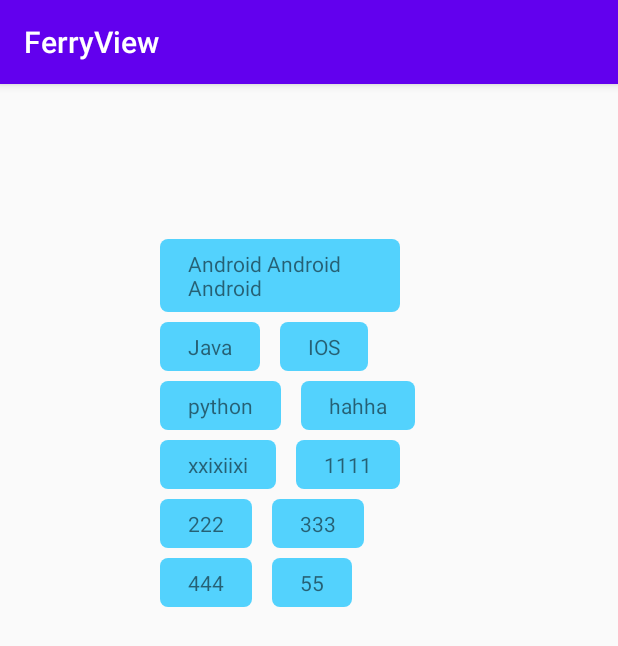
After one commit to shishaoyan/FerryView, an Android app: the FlowLayoutActivity screen opened directly, with no data from a screen before it, on a phone screen of 412 x 824 dp. The commit adds this screen. Shown: the top 646 px of the screen. Run offline under Robolectric (Android 15) with nearby library versions, the phone set to English and light mode, and no system bars.

Commit message:
change:优化 flowlayout

```diff
--- a/app/src/main/AndroidManifest.xml
+++ b/app/src/main/AndroidManifest.xml
@@ -9,7 +9,8 @@
         android:roundIcon="@mipmap/ic_launcher_round"
         android:supportsRtl="true"
         android:theme="@style/AppTheme">
-        <activity android:name=".ProcessViewActivity"></activity>
+        <activity android:name=".flowlayout.FlowLayoutActivity"></activity>
+        <activity android:name=".progressview.ProcessViewActivity" />
         <activity android:name=".MainActivity">
             <intent-filter>
                 <action android:name="android.intent.action.MAIN" />
--- a/app/src/main/java/com/ssy/ferryview/MainActivity.java
+++ b/app/src/main/java/com/ssy/ferryview/MainActivity.java
@@ -5,7 +5,9 @@ import androidx.appcompat.app.AppCompatActivity;
 import android.content.Intent;
 import android.os.Bundle;
 import android.view.View;
-import android.widget.SeekBar;
+
+import com.ssy.ferryview.flowlayout.FlowLayoutActivity;
+import com.ssy.ferryview.progressview.ProcessViewActivity;
 
 public class MainActivity extends AppCompatActivity implements View.OnClickListener {
     @Override
@@ -13,6 +15,7 @@ public class MainActivity extends AppCompatActivity implements View.OnClickListe
         super.onCreate(savedInstanceState);
         setContentView(R.layout.activity_main);
         findViewById(R.id.btn_process).setOnClickListener(this);
+        findViewById(R.id.btn_flowlayout).setOnClickListener(this);
 
     }
 
@@ -23,6 +26,10 @@ public class MainActivity extends AppCompatActivity implements View.OnClickListe
                 Intent intent = new Intent(MainActivity.this, ProcessViewActivity.class);
                 startActivity(intent);
                 break;
+                case R.id.btn_flowlayout:
+                Intent intent1 = new Intent(MainActivity.this, FlowLayoutActivity.class);
+                startActivity(intent1);
+                break;
         }
     }
 }
--- /dev/null
+++ b/app/src/main/java/com/ssy/ferryview/flowlayout/FlowLayout.java
@@ -0,0 +1,133 @@
+package com.ssy.ferryview.flowlayout;
+
+import android.content.Context;
+import android.graphics.Rect;
+import android.util.AttributeSet;
+import android.util.SparseArray;
+import android.view.MotionEvent;
+import android.view.View;
+import android.view.ViewGroup;
+
+public class FlowLayout extends ViewGroup {
+    private Context context;
+    private SparseArray<Rect> rects;
+    private OnItemListener onItemListener;
+    int index = -1;
+
+    public FlowLayout(Context context) {
+        this(context, null);
+    }
+
+    public FlowLayout(Context context, AttributeSet attrs) {
+        super(context, attrs);
+        this.context = context;
+        rects = new SparseArray<>();
+    }
+
+
+    @Override
+    protected void onMeasure(int widthMeasureSpec, int heightMeasureSpec) {
+        super.onMeasure(widthMeasureSpec, heightMeasureSpec);
+
+
+        int measureWidth = 0;
+        int measureHeight = 0;
+
+        int modeWidth = MeasureSpec.getMode(widthMeasureSpec);
+        int modeHeight = MeasureSpec.getMode(heightMeasureSpec);
+
+        int sizeWidth = MeasureSpec.getSize(widthMeasureSpec);
+        int sizeHeight = MeasureSpec.getSize(heightMeasureSpec);
+
+        int allChildWidth = 0;
+        int allChildHeight = 0;
+        int maxChildWidth = 0;
+        int maxChildHeight = 0;
+
+        MarginLayoutParams marginLayoutParams;
+        for (int i = 0; i < getChildCount(); i++) {
+
+            int childLeft = 0;
+            int childTop = 0;
+            View childView = getChildAt(i);
+
+            measureChild(childView, widthMeasureSpec, heightMeasureSpec);
+            marginLayoutParams = (MarginLayoutParams) childView.getLayoutParams();
+            int childWidth = marginLayoutParams.leftMargin + marginLayoutParams.rightMargin + childView.getMeasuredWidth();
+            int childHeight = marginLayoutParams.topMargin + marginLayoutParams.bottomMargin + childView.getMeasuredHeight();
+
+            if (i == 0) {
+                allChildHeight += childHeight;
+                maxChildHeight = Math.max(allChildHeight, maxChildHeight);
+            }
+            if (allChildWidth + childWidth > sizeWidth - getPaddingRight() - getPaddingLeft()) {
+                maxChildWidth = Math.max(maxChildWidth, allChildWidth);
+                allChildWidth = 0;
+                allChildHeight += childHeight;
+                maxChildHeight = Math.max(allChildHeight, maxChildHeight);
+            }
+
+            childLeft = allChildWidth + marginLayoutParams.leftMargin;
+            allChildWidth += childWidth;
+            maxChildWidth = Math.max(maxChildWidth, allChildWidth);
+
+            childTop = allChildHeight - childHeight + marginLayoutParams.topMargin;
+
+
+            rects.put(i, new Rect(childLeft, childTop, childLeft + childView.getMeasuredWidth(), childTop + childView.getMeasuredHeight()));
+        }
+
+        setMeasuredDimension(maxChildWidth, maxChildHeight);
+    }
+
+    @Override
+    public boolean onTouchEvent(MotionEvent event) {
+        switch (event.getAction()) {
+            case MotionEvent.ACTION_DOWN:
+                index = touchInIndex(event);
+                break;
+            case MotionEvent.ACTION_UP:
+                if (onItemListener != null && index != -1) {
+                    onItemListener.onItemClick(index);
+                }
+                index = -1;
+                break;
+        }
+
+
+        return true;
+    }
+
+    private int touchInIndex(MotionEvent event) {
+        int x = (int) event.getX();
+        int y = (int) event.getY();
+
+        for (int i = 0; i < rects.size(); i++) {
+            Rect rect = rects.get(i);
+            if (x > rect.left && x < rect.right && y > rect.top && y < rect.bottom) {
+                return i;
+            }
+        }
+        return -1;
+    }
+
+    @Override
+    protected void onLayout(boolean changed, int l, int t, int r, int b) {
+
+        for (int i = 0; i < getChildCount(); i++) {
+            View childView = getChildAt(i);
+            Rect rect = rects.get(i);
+            childView.layout(rect.left, rect.top, rect.right, rect.bottom);
+        }
+
+    }
+
+    public interface OnItemListener {
+        void onItemClick(int index);
+    }
+
+    public void setOnItemListener(OnItemListener onItemListener) {
+        this.onItemListener = onItemListener;
+    }
+
+}
--- /dev/null
+++ b/app/src/main/java/com/ssy/ferryview/flowlayout/FlowLayoutActivity.java
@@ -0,0 +1,59 @@
+package com.ssy.ferryview.flowlayout;
+
+import androidx.appcompat.app.AppCompatActivity;
+
+import android.os.Bundle;
+import android.util.Log;
+import android.view.View;
+import android.view.ViewGroup;
+import android.widget.LinearLayout;
+import android.widget.TextView;
+
+import com.ssy.ferryview.R;
+
+import java.util.ArrayList;
+import java.util.List;
+
+public class FlowLayoutActivity extends AppCompatActivity {
+    private static final String TAG = FlowLayoutActivity.class.getSimpleName();
+    private List<String> list=new ArrayList<>();
+    @Override
+    protected void onCreate(Bundle savedInstanceState) {
+        super.onCreate(savedInstanceState);
+        setContentView(R.layout.activity_flow_layout);
+        for (int i = 0; i <1; i++) {
+            list.add("Android Android Android");
+            list.add("Java");
+            list.add("IOS");
+            list.add("python");
+            list.add("hahha");
+            list.add("xxixiixi");
+            list.add("1111");
+            list.add("222");
+            list.add("333");
+            list.add("444");
+            list.add("55");
+        }
+        FlowLayout flowLayout = findViewById(R.id.flowlayout);
+        flowLayout.setOnItemListener(new FlowLayout.OnItemListener() {
+            @Override
+            public void onItemClick(int index) {
+                Log.e(TAG,"index:"+index+":"+list.get(index));
+            }
+        });
+        LinearLayout.LayoutParams layoutParams = new LinearLayout.LayoutParams(ViewGroup.LayoutParams.WRAP_CONTENT, ViewGroup.LayoutParams.WRAP_CONTENT);
+        layoutParams.setMargins(10, 5, 10, 5);
+        if (flowLayout != null) {
+            flowLayout.removeAllViews();
+        }
+        for (int i = 0; i < list.size(); i++) {
+            TextView tv = new TextView(this);
+            tv.setPadding(28, 10, 28, 10);
+            tv.setText(list.get(i));
+            tv.setMaxEms(10);
+            tv.setBackgroundResource(R.drawable.btn_bg);
+            tv.setLayoutParams(layoutParams);
+            flowLayout.addView(tv, layoutParams);
+        }
+    }
+}
--- a/app/src/main/java/com/ssy/ferryview/ProcessViewActivity.java
+++ b/app/src/main/java/com/ssy/ferryview/progressview/ProcessViewActivity.java
@@ -1,9 +1,11 @@
-package com.ssy.ferryview;
+package com.ssy.ferryview.progressview;
 
 import androidx.appcompat.app.AppCompatActivity;
 
 import android.os.Bundle;
 import android.util.Log;
+
+import com.ssy.ferryview.R;
 
 public class ProcessViewActivity extends AppCompatActivity {
 
--- /dev/null
+++ b/app/src/main/res/drawable/btn_bg.xml
@@ -0,0 +1,6 @@
+<?xml version="1.0" encoding="utf-8"?>
+<shape xmlns:android="http://schemas.android.com/apk/res/android">
+    <corners android:radius="5dp" />
+    <stroke android:color="@color/colorAccent" />
+    <solid android:color="#aa00bfff"/>
+</shape>
--- /dev/null
+++ b/app/src/main/res/layout/activity_flow_layout.xml
@@ -0,0 +1,13 @@
+<?xml version="1.0" encoding="utf-8"?>
+<LinearLayout xmlns:android="http://schemas.android.com/apk/res/android"
+    xmlns:app="http://schemas.android.com/apk/res-auto"
+    xmlns:tools="http://schemas.android.com/tools"
+    android:layout_width="match_parent"
+    android:layout_height="match_parent"
+    tools:context=".flowlayout.FlowLayoutActivity">
+<com.ssy.ferryview.flowlayout.FlowLayout
+    android:layout_margin="100dp"
+    android:id="@+id/flowlayout"
+    android:layout_width="match_parent"
+    android:layout_height="match_parent"/>
+</LinearLayout>
--- a/app/src/main/res/layout/activity_main.xml
+++ b/app/src/main/res/layout/activity_main.xml
@@ -12,5 +12,9 @@
       android:text="ProcessViewActivity"
       android:layout_width="match_parent"
       android:layout_height="wrap_content"/>
-
+  <Button
+      android:id="@+id/btn_flowlayout"
+      android:text="FlowLayoutActivity"
+      android:layout_width="match_parent"
+      android:layout_height="wrap_content"/>
 </LinearLayout>
--- a/app/src/main/res/layout/activity_process_view.xml
+++ b/app/src/main/res/layout/activity_process_view.xml
@@ -5,8 +5,8 @@
     android:layout_width="match_parent"
     android:layout_height="match_parent"
     android:background="#af999f"
-    tools:context=".ProcessViewActivity">
-<com.ssy.ferryview.FerryProgressView
+    tools:context=".progressview.ProcessViewActivity">
+<com.ssy.ferryview.progressview.FerryProgressView
     android:id="@+id/progress_view"
     android:background="@color/colorAccent"
     android:layout_centerInParent="true"
```
Also changed, not shown: app/src/main/java/com/ssy/ferryview/progressview/FerryProgressView.java (renamed from app/src/main/java/com/ssy/ferryview/FerryProgressView.java, +5 -2 lines), 1 other file.
